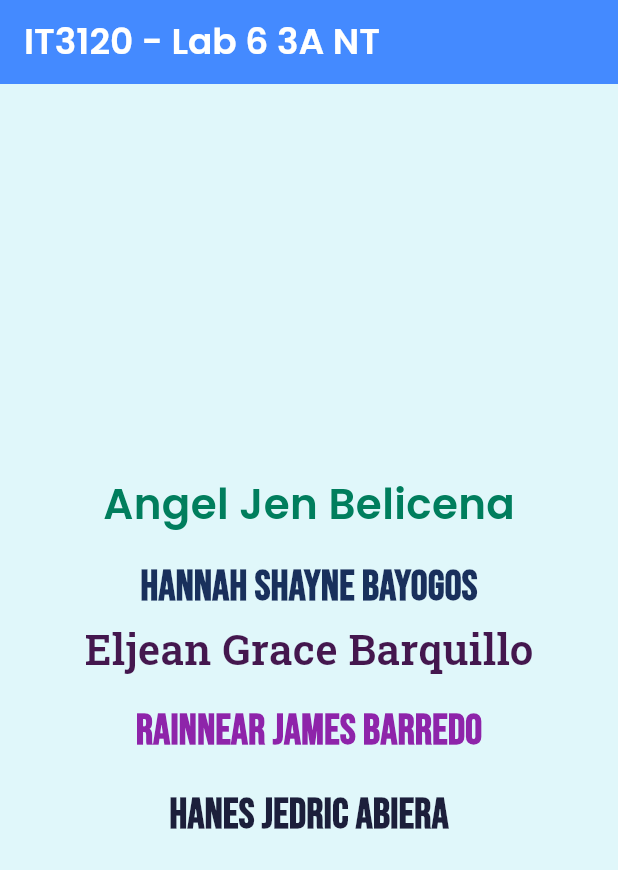
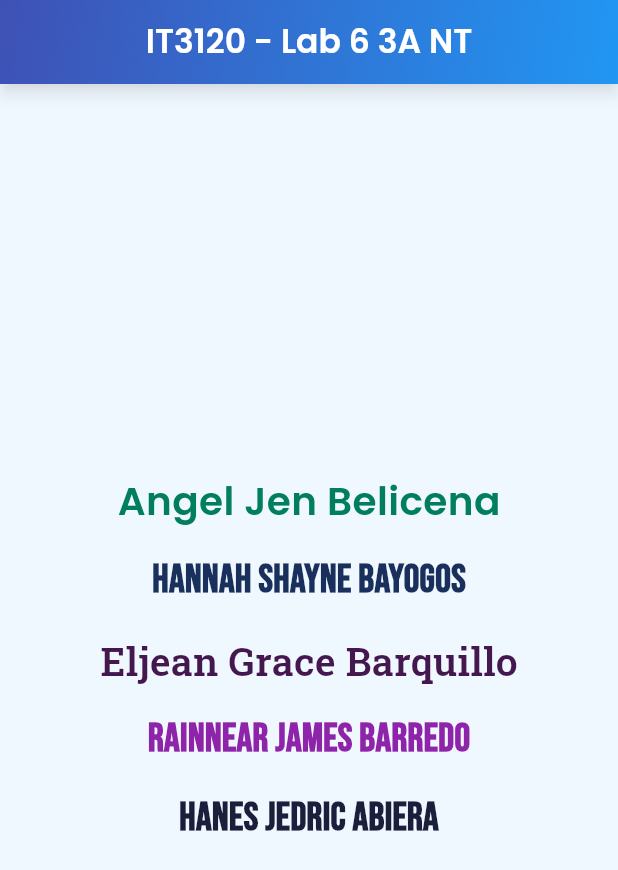
Before and after one commit to ajbelicena01/it3120-lab6, a Flutter app: the screen it shows after launch, on a phone screen of 412 x 824 dp. Shown: the top 870 px of the screen. Run offline on Flutter 3.47's test engine with Material 3 defaults, Android fonts, the phone set to English and light mode, and no system bars; our stand-ins replace google_fonts.

Commit message:
Lab 6: Changes

```diff
--- a/lib/main.dart
+++ b/lib/main.dart
@@ -12,17 +12,18 @@ class MyApp extends StatelessWidget {
   Widget build(BuildContext context) {
     return MaterialApp(
       title: 'IT3120 - LAB 6 3A NT',
+      debugShowCheckedModeBanner: false,
       theme: ThemeData(
         colorScheme: ColorScheme.fromSeed(seedColor: const Color(0xFF3F51B5)),
         useMaterial3: true,
         appBarTheme: AppBarTheme(
-          backgroundColor: const Color(0xFF448AFF), //title background color
           titleTextStyle: GoogleFonts.poppins(
-            color: const Color(0xFFFFFFFF), //title color
-            fontSize: 24,
+            color: Colors.white,
+            fontSize: 22,
             fontWeight: FontWeight.w600,
           ),
           iconTheme: const IconThemeData(color: Colors.white),
+          centerTitle: true,
         ),
       ),
       home: const MyHomePage(title: 'IT3120 - Lab 6 3A NT'),
@@ -30,69 +31,84 @@ class MyApp extends StatelessWidget {
   }
 }
 
-class MyHomePage extends StatefulWidget {
+class MyHomePage extends StatelessWidget {
   const MyHomePage({super.key, required this.title});
 
   final String title;
 
   @override
-  State<MyHomePage> createState() => _MyHomePageState();
-}
-
-class _MyHomePageState extends State<MyHomePage> {
-  @override
   Widget build(BuildContext context) {
     return Scaffold(
-      backgroundColor: const Color(0xFFE0F7FA), //dalom title na background
+      backgroundColor: const Color(0xFFF0F8FF),
       appBar: AppBar(
-        title: Text(widget.title),
+        title: Text(title),
+        flexibleSpace: Container(
+          decoration: const BoxDecoration(
+            gradient: LinearGradient(
+              colors: [
+                Color(0xFF3F51B5),
+                Color(0xFF2196F3),
+              ],
+              begin: Alignment.topLeft,
+              end: Alignment.bottomRight,
+            ),
+          ),
+        ),
+        elevation: 4,
+        shadowColor: Colors.black45,
       ),
       body: Center(
-        child: Column(
-          mainAxisAlignment: MainAxisAlignment.center,
-          children: [
-            Text(
-              'Angel Jen Belicena',
-              style: GoogleFonts.poppins(
+        child: Container(
+          padding: const EdgeInsets.symmetric(horizontal: 16, vertical: 32),
+          child: Column(
+            mainAxisSize: MainAxisSize.min,
+            children: [
+              _buildName(
+                name: 'Angel Jen Belicena',
                 color: const Color(0xFF007E5D),
-                fontSize: 28,
-                fontWeight: FontWeight.w600,
+                font: GoogleFonts.poppins,
               ),
-            ),
-            const SizedBox(height: 16),
-            Text(
-              'Hannah Shayne Bayogos',
-              style: GoogleFonts.bebasNeue(
+              _buildName(
+                name: 'Hannah Shayne Bayogos',
                 color: const Color(0xFF19305C),
-                fontSize: 28,
-                fontWeight: FontWeight.w600,
+                font: GoogleFonts.bebasNeue,
               ),
-            ),
-            Text(
-              'Eljean Grace Barquillo',
-              style: GoogleFonts.robotoSlab(
-                color: const Color(0XFF44174E),
-                fontSize: 28,
-                fontWeight: FontWeight.w600,
+              _buildName(
+                name: 'Eljean Grace Barquillo',
+                color: const Color(0xFF44174E),
+                font: GoogleFonts.robotoSlab,
               ),
-            ),
-            const SizedBox(height: 16),
-            Text(
-              'Rainnear James Barredo',
-              style: GoogleFonts.bebasNeue(
+              _buildName(
+                name: 'Rainnear James Barredo',
                 color: const Color(0xFF8E24AA),
-                fontSize: 28,
-                fontWeight: FontWeight.w600,
+                font: GoogleFonts.bebasNeue,
               ),
-            ),
-        const SizedBox(height: 16),
-        Text(
-          'Hanes Jedric Abiera',
-          style: GoogleFonts.bebasNeue(
-            color: const Color(0xFF1c1f3b),
-            fontSize: 28,
-            fontWeight: FontWeight.w600,
-          ],
+              _buildName(
+                name: 'Hanes Jedric Abiera',
+                color: const Color(0xFF1C1F3B),
+                font: GoogleFonts.bebasNeue,
+              ),
+            ],
+          ),
+        ),
+      ),
+    );
+  }
+
+  // Reusable name builder for cleaner code
+  Widget _buildName({
+    required String name,
+    required Color color,
+    required TextStyle Function({required Color color, required double fontSize, required FontWeight fontWeight}) font,
+  }) {
+    return Padding(
+      padding: const EdgeInsets.symmetric(vertical: 8.0),
+      child: Text(
+        name,
+        style: font(
+          color: color,
+          fontSize: 26,
+          fontWeight: FontWeight.w600,
         ),
       ),
     );
```
